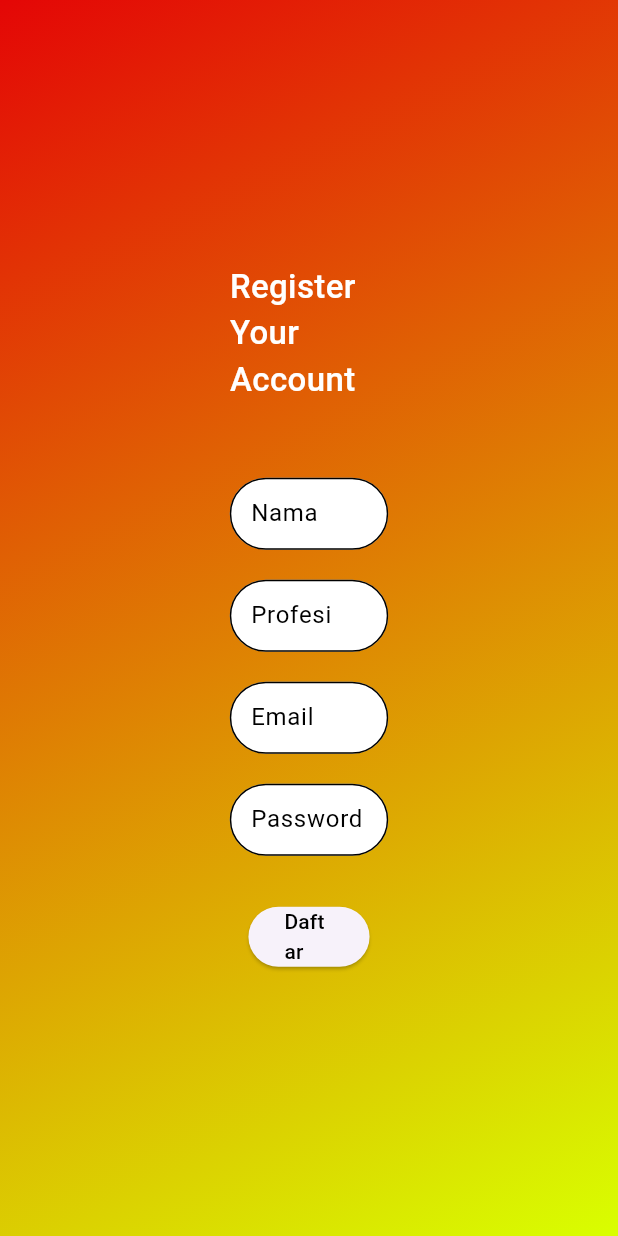
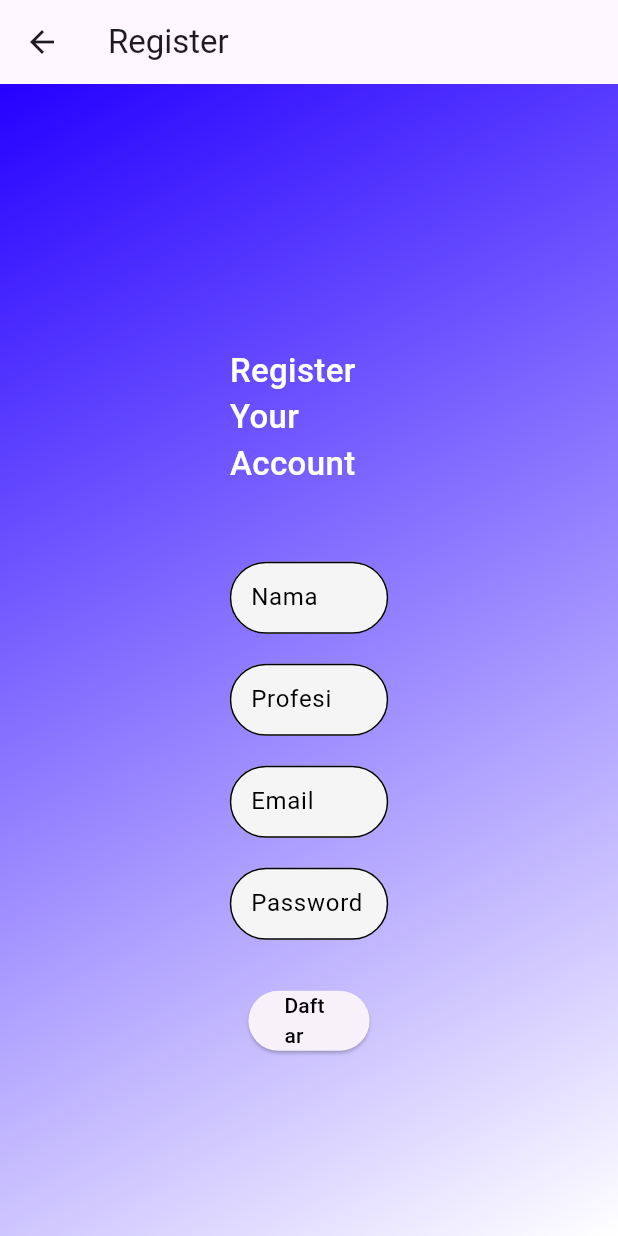
Before and after one commit to NoobBPS/vigenesia_app, a Flutter app: the Register screen opened directly, on a phone screen of 412 x 824 dp. Run offline on Flutter 3.47's test engine with Material 3 defaults, Android fonts, the phone set to English and light mode, and no system bars; our stand-ins replace another_flushbar, dio, flutter_form_builder, google_fonts.

Commit message:
Update Register.dart

```diff
--- a/lib/Screens/Register.dart
+++ b/lib/Screens/Register.dart
@@ -1,13 +1,9 @@
-
-
-// ignore_for_file: file_names, use_build_context_synchronously
-
 import 'package:another_flushbar/flushbar.dart';
 import 'package:dio/dio.dart';
 import 'package:flutter/material.dart';
 // ignore: depend_on_referenced_packages
 import 'package:flutter_form_builder/flutter_form_builder.dart';
-// ignore: unused_import
+import 'Login.dart'; // Import Login for navigation
 
 class Register extends StatefulWidget {
   const Register({super.key});
@@ -55,10 +51,23 @@ class _RegisterState extends State<Register> {
   @override
   Widget build(BuildContext context) {
     return Scaffold(
+      backgroundColor: Color(0xFFF5F5F5), // Set background color to whitesmoke
+      appBar: AppBar(
+        title: Text("Register"),
+        leading: IconButton(
+          icon: Icon(Icons.arrow_back), // Back button icon
+          onPressed: () {
+            Navigator.pushReplacement(
+              context,
+              MaterialPageRoute(builder: (context) => Login()),
+            );
+          },
+        ),
+      ),
       body: Container(
         decoration: BoxDecoration(
           gradient: LinearGradient(
-            colors: [Color.fromARGB(255, 228, 6, 6), Color.fromARGB(255, 217, 255, 0)], // Blue to Purple
+            colors: [Color.fromRGBO(38, 0, 255, 1), Color.fromRGBO(255, 255, 255, 1)], // Blue to Purple
             begin: Alignment.topLeft,
             end: Alignment.bottomRight,
           ),
@@ -86,7 +95,7 @@ class _RegisterState extends State<Register> {
                       controller: nameController,
                       decoration: InputDecoration(
                         filled: true,
-                        fillColor: Colors.white,
+                        fillColor: Color(0xFFF5F5F5), // Set background color to whitesmoke
                         contentPadding: EdgeInsets.only(left: 10),
                         border: OutlineInputBorder(
                           borderRadius: BorderRadius.circular(50),
@@ -113,7 +122,7 @@ class _RegisterState extends State<Register> {
                       controller: profesiController,
                       decoration: InputDecoration(
                         filled: true,
-                        fillColor: Colors.white,
+                        fillColor: Color(0xFFF5F5F5), // Set background color to whitesmoke
                         contentPadding: EdgeInsets.only(left: 10),
                         border: OutlineInputBorder(
                           borderRadius: BorderRadius.circular(50),
@@ -140,7 +149,7 @@ class _RegisterState extends State<Register> {
                       controller: emailController,
                       decoration: InputDecoration(
                         filled: true,
-                        fillColor: Colors.white,
+                        fillColor: Color(0xFFF5F5F5), // Set background color to whitesmoke
                         contentPadding: EdgeInsets.only(left: 10),
                         border: OutlineInputBorder(
                           borderRadius: BorderRadius.circular(50),
@@ -168,7 +177,7 @@ class _RegisterState extends State<Register> {
                       controller: passwordController,
                       decoration: InputDecoration(
                         filled: true,
-                        fillColor: Colors.white,
+                        fillColor: Color(0xFFF5F5F5), // Set background color to whitesmoke
                         contentPadding: EdgeInsets.only(left: 10),
                         border: OutlineInputBorder(
                           borderRadius: BorderRadius.circular(50),
@@ -224,6 +233,7 @@ class _RegisterState extends State<Register> {
                                           backgroundColor: Colors.redAccent,
                                           flushbarPosition: FlushbarPosition.TOP,
                                           messageColor: Colors.black, // Warna pesan diatur ke hitam
+                                        // ignore: use_build_context_synchronously
                                         ).show(context)
                                       }
                                   });
```
